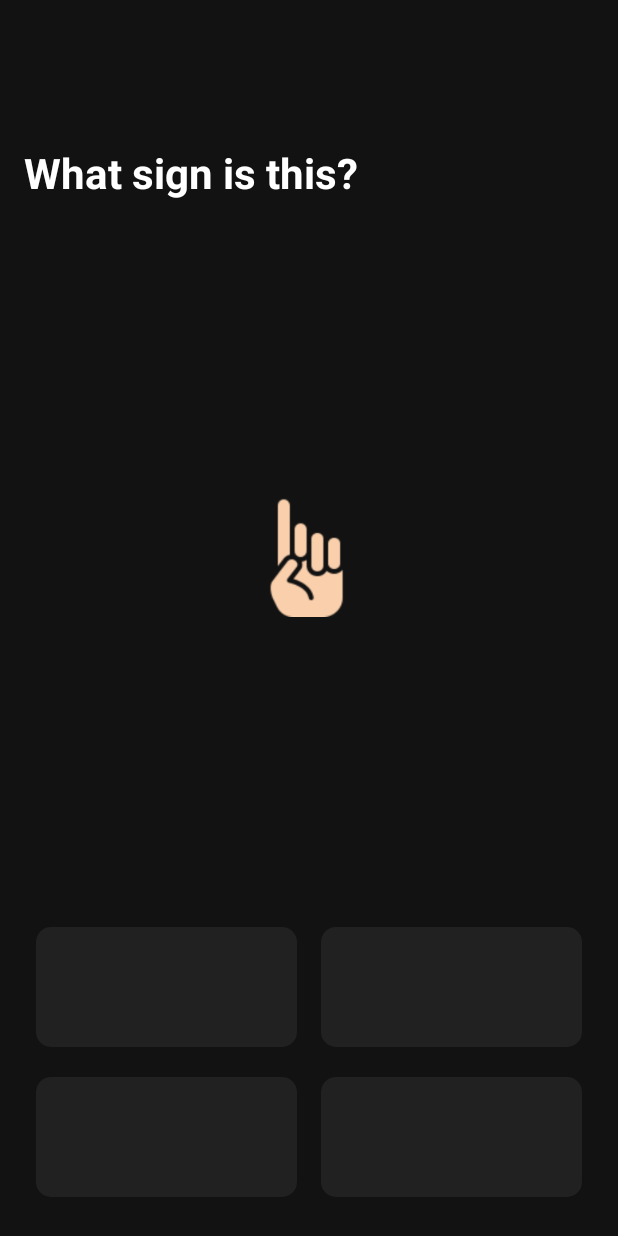
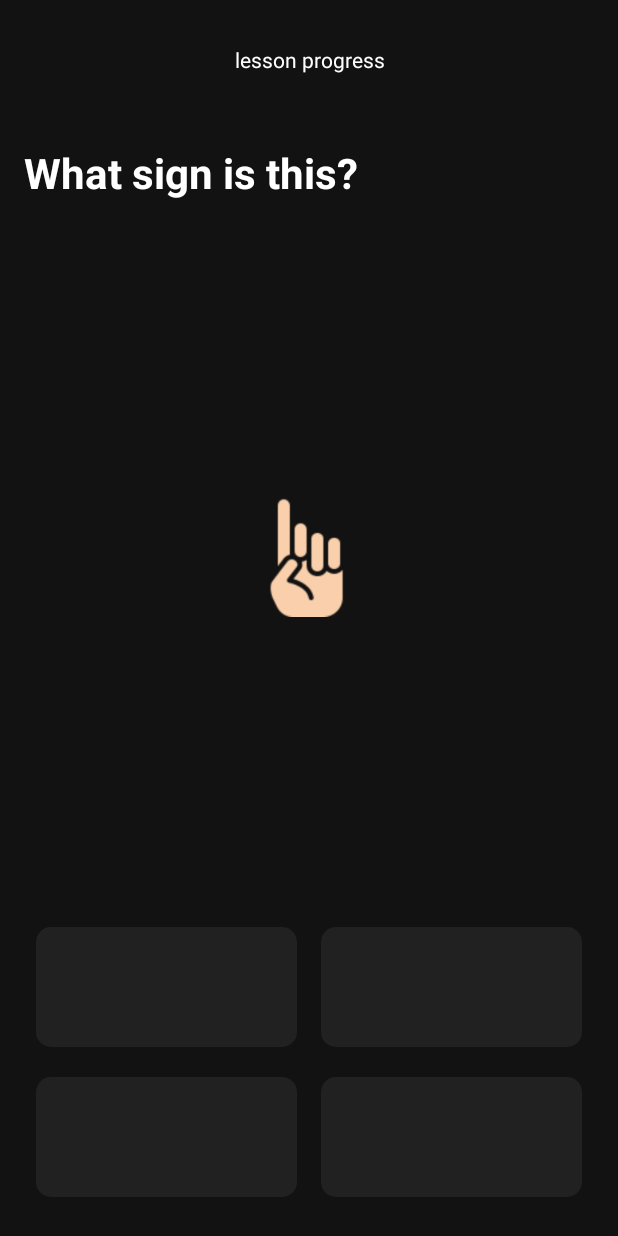
Before and after one commit to smooth-crescendo/SignLanguage, an Android app: the screen it shows after launch (MainActivity), on a phone screen of 412 x 824 dp. Run offline under Robolectric (Android 15) with nearby library versions, the phone set to English and light mode, and no system bars; our stand-ins replace data binding; 6 statements that could not run were skipped.

Commit message:
Add test lesson progress bar

```diff
--- a/app/src/main/res/layout/fragment_lesson.xml
+++ b/app/src/main/res/layout/fragment_lesson.xml
@@ -15,14 +15,22 @@
         android:background="?attr/colorSurface"
         tools:context=".ui.lesson.LessonFragment">
 
+        <TextView
+            android:id="@+id/textView2"
+            android:layout_width="match_parent"
+            android:layout_height="80dp"
+            app:layout_constraintStart_toStartOf="parent"
+            app:layout_constraintTop_toTopOf="parent"
+            android:text="lesson progress"
+            android:gravity="center"/>
+
         <androidx.fragment.app.FragmentContainerView
             android:id="@+id/exercise_fragment_container"
             android:layout_width="0dp"
             android:layout_height="0dp"
-            android:layout_marginTop="80dp"
             app:layout_constraintBottom_toBottomOf="parent"
             app:layout_constraintEnd_toEndOf="parent"
             app:layout_constraintStart_toStartOf="parent"
-            app:layout_constraintTop_toTopOf="parent"/>
+            app:layout_constraintTop_toBottomOf="@+id/textView2" />
     </androidx.constraintlayout.widget.ConstraintLayout>
 </layout>
```
